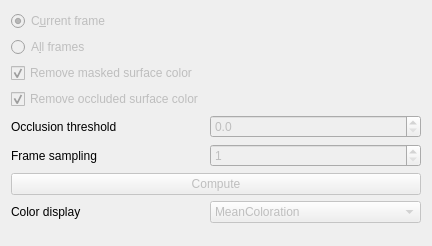
Kitware/TeleSculptor, file gui/ColorizeSurfaceOptions.ui: the form before one commit.
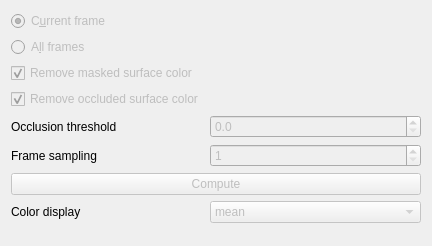
The form after the commit.

Commit message: Use mesh_coloration from kwiver.

Diff of the .ui file:
```diff
--- a/gui/ColorizeSurfaceOptions.ui
+++ b/gui/ColorizeSurfaceOptions.ui
@@ -87,7 +87,7 @@
      </property>
      <item>
       <property name="text">
-       <string>MeanColoration</string>
+       <string>mean</string>
       </property>
      </item>
      <item>
```
Left out of the diff: 4 changed lines with no effect on the pictures. The commit also changes 17 other files.
